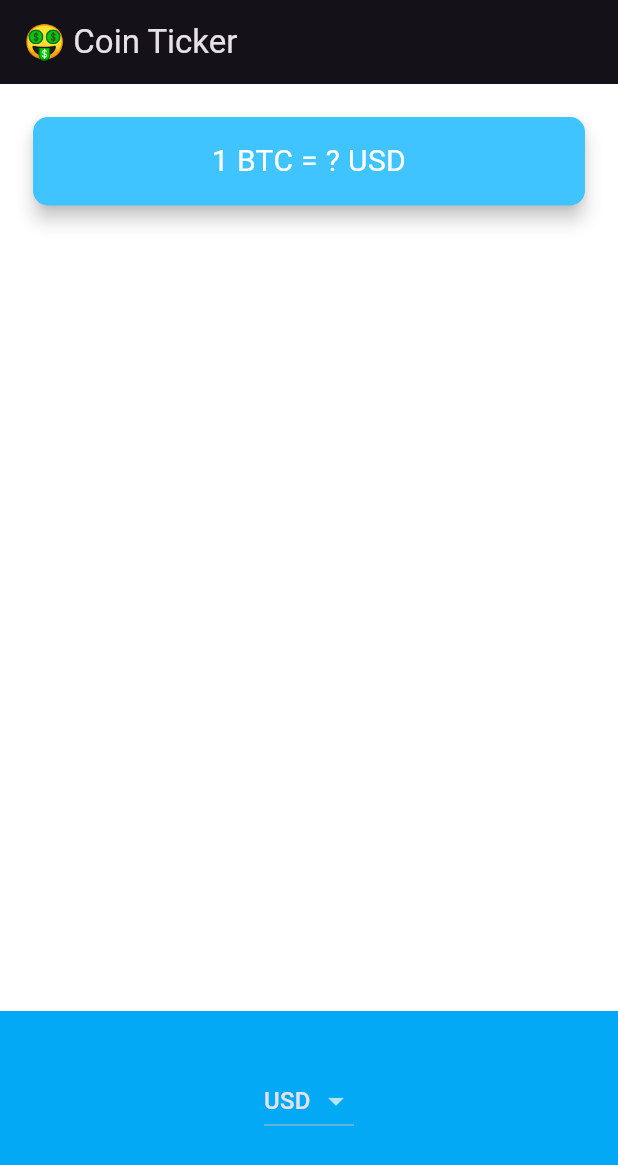
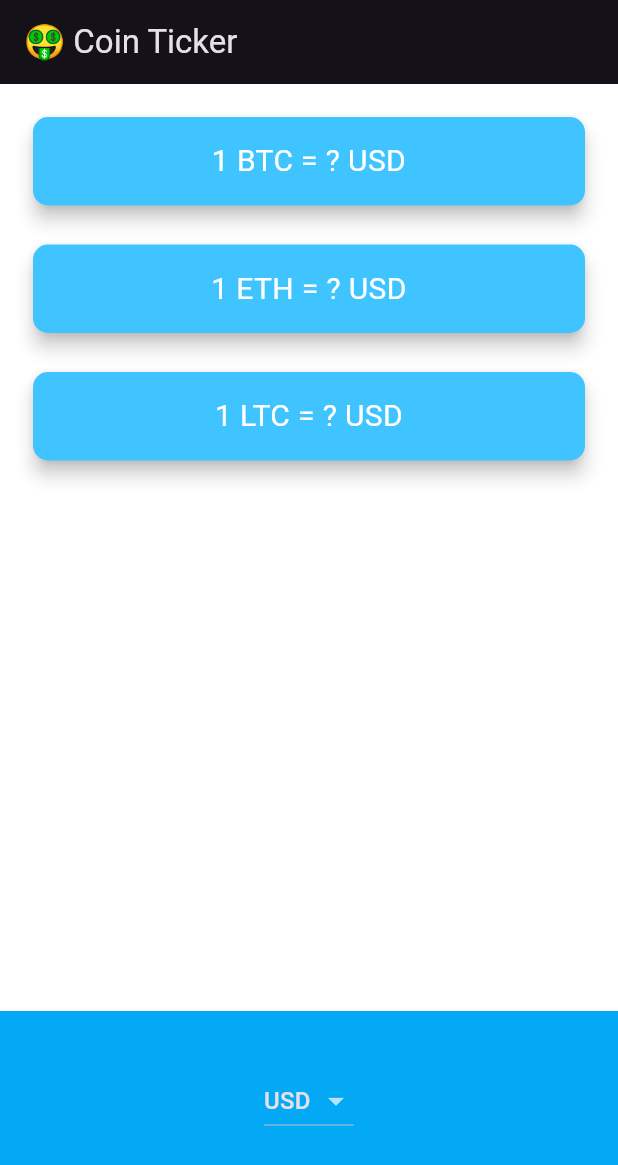
Before and after one commit to rahulmathur87/crypto_ticker, a Flutter app: the screen it shows after launch, on a phone screen of 412 x 824 dp. Shown: the top 1165 px of the screen. Run offline on Flutter 3.47's test engine with Material 3 defaults, Android fonts, the phone set to English and light mode, and no system bars; network calls fail.

Commit message:
added layout to include ETH and LTC

```diff
--- a/lib/price_screen.dart
+++ b/lib/price_screen.dart
@@ -20,8 +20,7 @@ class PriceScreenState extends State<PriceScreen> {
   CoinData coinData = CoinData();
   Future<void> loadRate() async {
     bitcoinPrice = await coinData.getBitcoinRate(selectedCurrency);
-    setState(() {
-    });
+    setState(() {});
   }
 
   String selectedCurrency = currenciesList[currenciesList.length - 2];
@@ -38,9 +37,7 @@ class PriceScreenState extends State<PriceScreen> {
       value: selectedCurrency,
       items: dropdownItems,
       onChanged: (value) {
-        setState(() {
-          selectedCurrency = value;
-        });
+        selectedCurrency = value;
         loadRate();
       },
     );
@@ -70,7 +67,7 @@ class PriceScreenState extends State<PriceScreen> {
     return Scaffold(
       appBar: AppBar(title: Text('🤑 Coin Ticker')),
       body: Column(
-        mainAxisAlignment: MainAxisAlignment.spaceBetween,
+        mainAxisAlignment: MainAxisAlignment.start,
         crossAxisAlignment: CrossAxisAlignment.stretch,
         children: <Widget>[
           Padding(
@@ -91,6 +88,43 @@ class PriceScreenState extends State<PriceScreen> {
               ),
             ),
           ),
+          Padding(
+            padding: EdgeInsets.fromLTRB(18.0, 18.0, 18.0, 0),
+            child: Card(
+              color: Colors.lightBlueAccent,
+              elevation: 5.0,
+              shape: RoundedRectangleBorder(
+                borderRadius: BorderRadius.circular(10.0),
+              ),
+              child: Padding(
+                padding: EdgeInsets.symmetric(vertical: 15.0, horizontal: 28.0),
+                child: Text(
+                  '1 ETH = ? $selectedCurrency',
+                  textAlign: TextAlign.center,
+                  style: TextStyle(fontSize: 20.0, color: Colors.white),
+                ),
+              ),
+            ),
+          ),
+          Padding(
+            padding: EdgeInsets.fromLTRB(18.0, 18.0, 18.0, 0),
+            child: Card(
+              color: Colors.lightBlueAccent,
+              elevation: 5.0,
+              shape: RoundedRectangleBorder(
+                borderRadius: BorderRadius.circular(10.0),
+              ),
+              child: Padding(
+                padding: EdgeInsets.symmetric(vertical: 15.0, horizontal: 28.0),
+                child: Text(
+                  '1 LTC = ? $selectedCurrency',
+                  textAlign: TextAlign.center,
+                  style: TextStyle(fontSize: 20.0, color: Colors.white),
+                ),
+              ),
+            ),
+          ),
+          Spacer(),
           Container(
             height: 150.0,
             alignment: Alignment.center,
```
